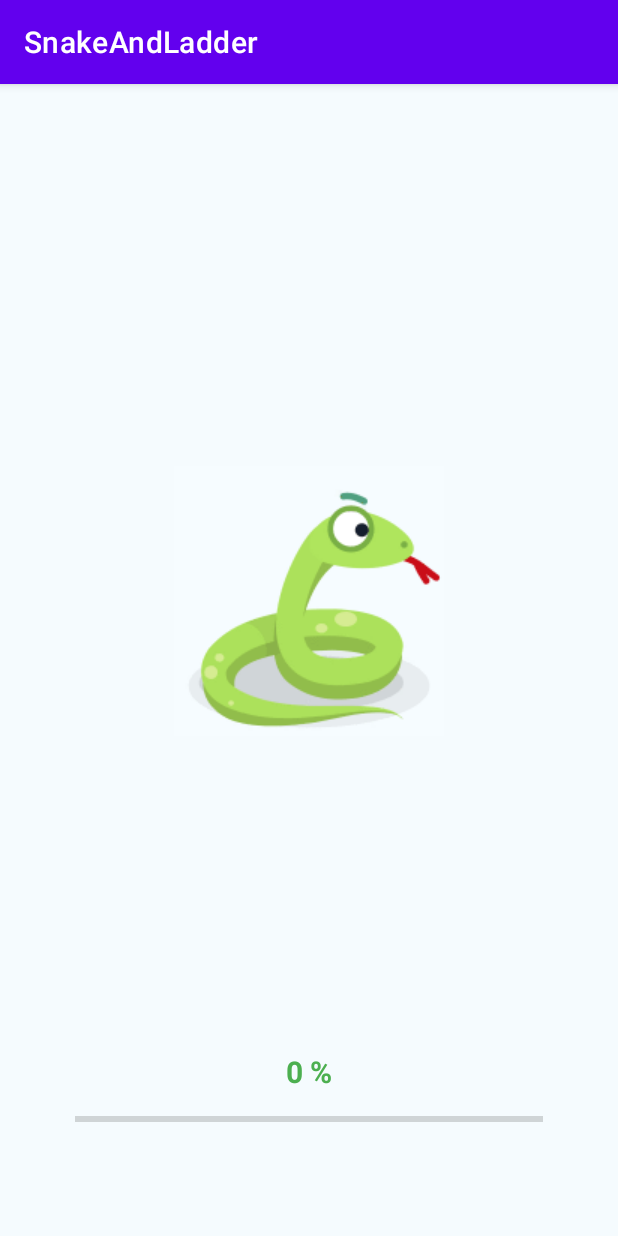
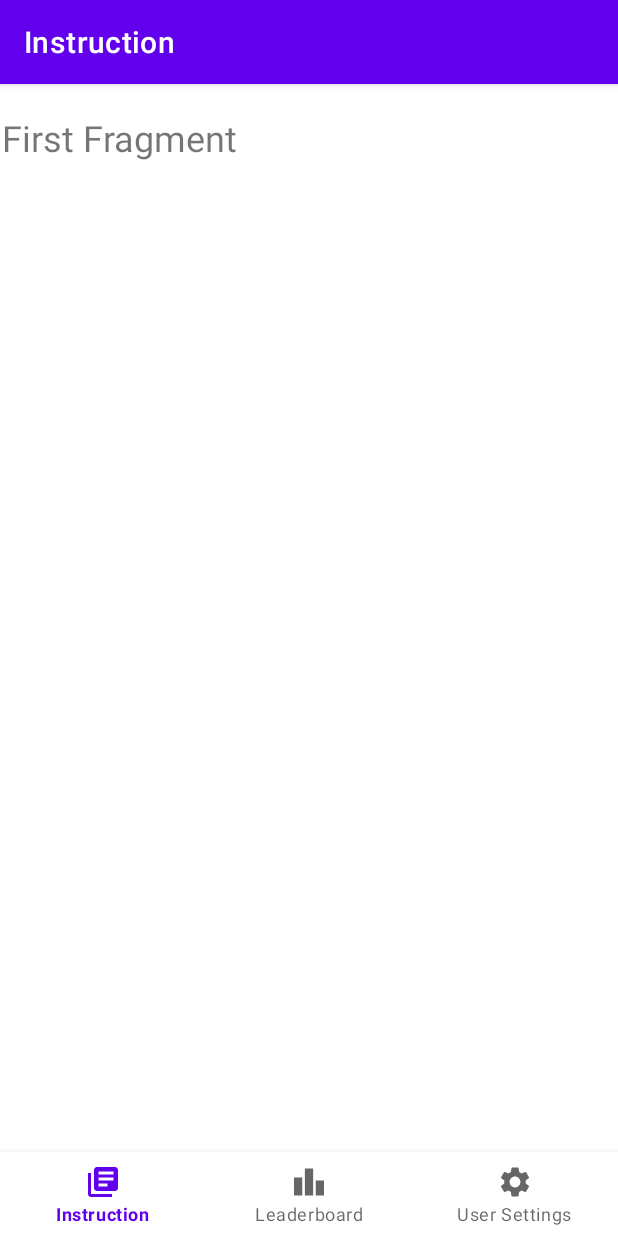
Before and after one commit to christianYdoow/AhasAtAngHagdanan, an Android app: the screen it shows after launch (SplashScreenActivity before the commit, MainActivity after it), on a phone screen of 412 x 824 dp. Run offline under Robolectric (Android 15) with nearby library versions, the phone set to English and light mode, and no system bars; our stand-ins replace navigation-ui; libraries missing offline, so code that uses them is left out: ph.stacktrek.novare.

Commit message:
fragments

```diff
--- a/app/build.gradle
+++ b/app/build.gradle
@@ -28,7 +28,7 @@ android {
         targetCompatibility JavaVersion.VERSION_1_8
     }
     kotlinOptions {
-        jvmTarget = '1.8'
+        jvmTarget = JavaVersion.VERSION_1_8.toString()
     }
     buildFeatures{
         viewBinding true
@@ -43,6 +43,8 @@ dependencies {
     implementation 'androidx.appcompat:appcompat:1.6.1'
     implementation 'com.google.android.material:material:1.8.0'
     implementation 'androidx.constraintlayout:constraintlayout:2.1.4'
+    implementation 'androidx.navigation:navigation-fragment-ktx:2.5.3'
+    implementation 'androidx.navigation:navigation-ui-ktx:2.5.3'
     testImplementation 'junit:junit:4.13.2'
     androidTestImplementation 'androidx.test.ext:junit:1.1.5'
     androidTestImplementation 'androidx.test.espresso:espresso-core:3.5.1'
--- /dev/null
+++ b/app/src/main/java/ph/stacktrek/novare/SnakeAndLadder/ramirez/chris/FirstFragment.kt
@@ -0,0 +1,59 @@
+package ph.stacktrek.novare.SnakeAndLadder.ramirez.chris
+
+import android.os.Bundle
+import androidx.fragment.app.Fragment
+import android.view.LayoutInflater
+import android.view.View
+import android.view.ViewGroup
+
+// TODO: Rename parameter arguments, choose names that match
+// the fragment initialization parameters, e.g. ARG_ITEM_NUMBER
+private const val ARG_PARAM1 = "param1"
+private const val ARG_PARAM2 = "param2"
+
+/**
+ * A simple [Fragment] subclass.
+ * Use the [FirstFragment.newInstance] factory method to
+ * create an instance of this fragment.
+ */
+class FirstFragment : Fragment() {
+    // TODO: Rename and change types of parameters
+    private var param1: String? = null
+    private var param2: String? = null
+
+    override fun onCreate(savedInstanceState: Bundle?) {
+        super.onCreate(savedInstanceState)
+        arguments?.let {
+            param1 = it.getString(ARG_PARAM1)
+            param2 = it.getString(ARG_PARAM2)
+        }
+    }
+
+    override fun onCreateView(
+        inflater: LayoutInflater, container: ViewGroup?,
+        savedInstanceState: Bundle?
+    ): View? {
+        // Inflate the layout for this fragment
+        return inflater.inflate(R.layout.fragment_first, container, false)
+    }
+
+    companion object {
+        /**
+         * Use this factory method to create a new instance of
+         * this fragment using the provided parameters.
+         *
+         * @param param1 Parameter 1.
+         * @param param2 Parameter 2.
+         * @return A new instance of fragment FirstFragment.
+         */
+        // TODO: Rename and change types and number of parameters
+        @JvmStatic
+        fun newInstance(param1: String, param2: String) =
+            FirstFragment().apply {
+                arguments = Bundle().apply {
+                    putString(ARG_PARAM1, param1)
+                    putString(ARG_PARAM2, param2)
+                }
+            }
+    }
+}
--- a/app/src/main/java/ph/stacktrek/novare/SnakeAndLadder/ramirez/chris/MainActivity.kt
+++ b/app/src/main/java/ph/stacktrek/novare/SnakeAndLadder/ramirez/chris/MainActivity.kt
@@ -2,11 +2,23 @@ package ph.stacktrek.novare.SnakeAndLadder.ramirez.chris
 
 import androidx.appcompat.app.AppCompatActivity
 import android.os.Bundle
+import androidx.navigation.findNavController
+import androidx.navigation.ui.AppBarConfiguration
+import androidx.navigation.ui.setupActionBarWithNavController
+import androidx.navigation.ui.setupWithNavController
+import com.google.android.material.bottomnavigation.BottomNavigationView
 
 class MainActivity : AppCompatActivity() {
     override fun onCreate(savedInstanceState: Bundle?) {
         super.onCreate(savedInstanceState)
         setContentView(R.layout.activity_main)
+
+        val bottomNavigationView = findViewById<BottomNavigationView>(R.id.bottomNavigationView)
+        val navController = findNavController(R.id.fragment)
+        val appBarConfiguration = AppBarConfiguration(setOf(R.id.firstFragment, R.id.secondFragment, R.id.thirdFragment))
+        setupActionBarWithNavController(navController, appBarConfiguration)
+
+        bottomNavigationView.setupWithNavController(navController)
     }
 
 
--- /dev/null
+++ b/app/src/main/res/drawable/instruction.xml
@@ -0,0 +1,5 @@
+<vector android:autoMirrored="true" android:height="24dp"
+    android:tint="#000000" android:viewportHeight="24"
+    android:viewportWidth="24" android:width="24dp" xmlns:android="http://schemas.android.com/apk/res/android">
+    <path android:fillColor="@android:color/white" android:pathData="M4,6L2,6v14c0,1.1 0.9,2 2,2h14v-2L4,20L4,6zM20,2L8,2c-1.1,0 -2,0.9 -2,2v12c0,1.1 0.9,2 2,2h12c1.1,0 2,-0.9 2,-2L22,4c0,-1.1 -0.9,-2 -2,-2zM19,11L9,11L9,9h10v2zM15,15L9,15v-2h6v2zM19,7L9,7L9,5h10v2z"/>
+</vector>
--- /dev/null
+++ b/app/src/main/res/drawable/leaderboard.xml
@@ -0,0 +1,5 @@
+<vector android:height="24dp" android:tint="#000000"
+    android:viewportHeight="24" android:viewportWidth="24"
+    android:width="24dp" xmlns:android="http://schemas.android.com/apk/res/android">
+    <path android:fillColor="@android:color/white" android:pathData="M7.5,21H2V9h5.5V21zM14.75,3h-5.5v18h5.5V3zM22,11h-5.5v10H22V11z"/>
+</vector>
--- /dev/null
+++ b/app/src/main/res/drawable/user_settings.xml
@@ -0,0 +1,5 @@
+<vector android:height="24dp" android:tint="#000000"
+    android:viewportHeight="24" android:viewportWidth="24"
+    android:width="24dp" xmlns:android="http://schemas.android.com/apk/res/android">
+    <path android:fillColor="@android:color/white" android:pathData="M19.14,12.94c0.04,-0.3 0.06,-0.61 0.06,-0.94c0,-0.32 -0.02,-0.64 -0.07,-0.94l2.03,-1.58c0.18,-0.14 0.23,-0.41 0.12,-0.61l-1.92,-3.32c-0.12,-0.22 -0.37,-0.29 -0.59,-0.22l-2.39,0.96c-0.5,-0.38 -1.03,-0.7 -1.62,-0.94L14.4,2.81c-0.04,-0.24 -0.24,-0.41 -0.48,-0.41h-3.84c-0.24,0 -0.43,0.17 -0.47,0.41L9.25,5.35C8.66,5.59 8.12,5.92 7.63,6.29L5.24,5.33c-0.22,-0.08 -0.47,0 -0.59,0.22L2.74,8.87C2.62,9.08 2.66,9.34 2.86,9.48l2.03,1.58C4.84,11.36 4.8,11.69 4.8,12s0.02,0.64 0.07,0.94l-2.03,1.58c-0.18,0.14 -0.23,0.41 -0.12,0.61l1.92,3.32c0.12,0.22 0.37,0.29 0.59,0.22l2.39,-0.96c0.5,0.38 1.03,0.7 1.62,0.94l0.36,2.54c0.05,0.24 0.24,0.41 0.48,0.41h3.84c0.24,0 0.44,-0.17 0.47,-0.41l0.36,-2.54c0.59,-0.24 1.13,-0.56 1.62,-0.94l2.39,0.96c0.22,0.08 0.47,0 0.59,-0.22l1.92,-3.32c0.12,-0.22 0.07,-0.47 -0.12,-0.61L19.14,12.94zM12,15.6c-1.98,0 -3.6,-1.62 -3.6,-3.6s1.62,-3.6 3.6,-3.6s3.6,1.62 3.6,3.6S13.98,15.6 12,15.6z"/>
+</vector>
--- a/app/src/main/res/layout/activity_main.xml
+++ b/app/src/main/res/layout/activity_main.xml
@@ -6,13 +6,29 @@
     android:layout_height="match_parent"
     tools:context=".MainActivity">
 
-    <TextView
-        android:layout_width="wrap_content"
+    <com.google.android.material.bottomnavigation.BottomNavigationView
+        android:id="@+id/bottomNavigationView"
+        android:layout_width="match_parent"
         android:layout_height="wrap_content"
-        android:text="Hello World!"
+        android:layout_marginTop="1dp"
+        android:background="#fff"
         app:layout_constraintBottom_toBottomOf="parent"
         app:layout_constraintEnd_toEndOf="parent"
+        app:layout_constraintHorizontal_bias="0.0"
         app:layout_constraintStart_toStartOf="parent"
-        app:layout_constraintTop_toTopOf="parent" />
+        app:layout_constraintTop_toTopOf="parent"
+        app:layout_constraintVertical_bias="1.0"
+        app:menu="@menu/bottom_menu"/>
 
+    <fragment
+        android:id="@+id/fragment"
+        android:name="androidx.navigation.fragment.NavHostFragment"
+        android:layout_width="409dp"
+        android:layout_height="673dp"
+        app:defaultNavHost="true"
+        app:layout_constraintBottom_toTopOf="@+id/bottomNavigationView"
+        app:layout_constraintEnd_toEndOf="parent"
+        app:layout_constraintStart_toStartOf="parent"
+        app:layout_constraintTop_toTopOf="parent"
+        app:navGraph="@navigation/my_nav" />
 </androidx.constraintlayout.widget.ConstraintLayout>
--- /dev/null
+++ b/app/src/main/res/layout/fragment_first.xml
@@ -0,0 +1,20 @@
+<?xml version="1.0" encoding="utf-8"?>
+<androidx.constraintlayout.widget.ConstraintLayout xmlns:android="http://schemas.android.com/apk/res/android"
+    xmlns:tools="http://schemas.android.com/tools"
+    android:layout_width="match_parent"
+    android:layout_height="match_parent"
+    tools:context=".FirstFragment">
+
+    <!-- TODO: Update blank fragment layout -->
+
+
+    <TextView
+        android:id="@+id/textView3"
+        android:layout_width="wrap_content"
+        android:layout_height="wrap_content"
+        android:text="First Fragment"
+        android:textSize="24sp"
+        tools:layout_editor_absoluteX="128dp"
+        tools:layout_editor_absoluteY="349dp" />
+
+</androidx.constraintlayout.widget.ConstraintLayout>
--- /dev/null
+++ b/app/src/main/res/menu/bottom_menu.xml
@@ -0,0 +1,15 @@
+<?xml version="1.0" encoding="utf-8"?>
+<menu xmlns:android="http://schemas.android.com/apk/res/android">
+    <item
+        android:id="@+id/firstFragment"
+        android:icon="@drawable/instruction"
+        android:title="Instruction" />
+    <item
+        android:id="@+id/secondFragment"
+        android:icon="@drawable/leaderboard"
+        android:title="Leaderboard" />
+    <item
+        android:id="@+id/thirdFragment"
+        android:icon="@drawable/user_settings"
+        android:title="User Settings" />
+</menu>
--- /dev/null
+++ b/app/src/main/res/navigation/my_nav.xml
@@ -0,0 +1,23 @@
+<?xml version="1.0" encoding="utf-8"?>
+<navigation xmlns:android="http://schemas.android.com/apk/res/android"
+    xmlns:app="http://schemas.android.com/apk/res-auto"
+    xmlns:tools="http://schemas.android.com/tools"
+    android:id="@+id/my_nav"
+    app:startDestination="@id/firstFragment">
+
+    <fragment
+        android:id="@+id/firstFragment"
+        android:name="ph.stacktrek.novare.SnakeAndLadder.ramirez.chris.FirstFragment"
+        android:label="Instruction"
+        tools:layout="@layout/fragment_first" />
+    <fragment
+        android:id="@+id/secondFragment"
+        android:name="ph.stacktrek.novare.SnakeAndLadder.ramirez.chris.SecondFragment"
+        android:label="Leaderboard"
+        tools:layout="@layout/fragment_second" />
+    <fragment
+        android:id="@+id/thirdFragment"
+        android:name="ph.stacktrek.novare.SnakeAndLadder.ramirez.chris.ThirdFragment"
+        android:label="User Settings"
+        tools:layout="@layout/fragment_third" />
+</navigation>
--- a/app/src/main/res/values/strings.xml
+++ b/app/src/main/res/values/strings.xml
@@ -1,3 +1,5 @@
 <resources>
     <string name="app_name">SnakeAndLadder</string>
+    <!-- TODO: Remove or change this placeholder text -->
+    <string name="hello_blank_fragment">Hello blank fragment</string>
 </resources>
```
Also changed, not shown: app/src/main/AndroidManifest.xml (+8 -5 lines), app/src/main/java/ph/stacktrek/novare/SnakeAndLadder/ramirez/chris/SecondFragment.kt (added, +59 -0 lines), app/src/main/java/ph/stacktrek/novare/SnakeAndLadder/ramirez/chris/ThirdFragment.kt (added, +59 -0 lines), app/src/main/res/layout/fragment_second.xml (added, +19 -0 lines), app/src/main/res/layout/fragment_third.xml (added, +22 -0 lines).
